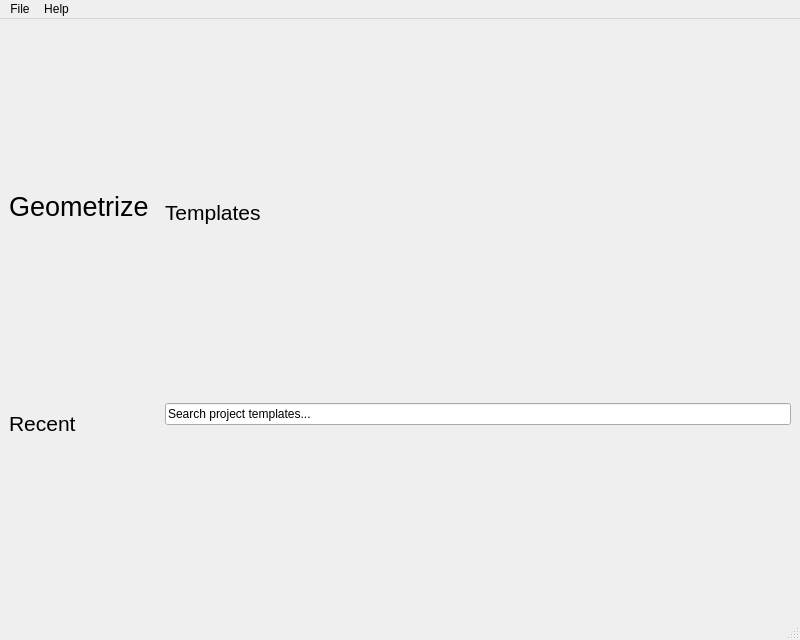
This is Geometrize/dialog/launchwindow.ui in Tw1ddle/geometrize as Qt 5 draws it before an edit. The edited form follows.
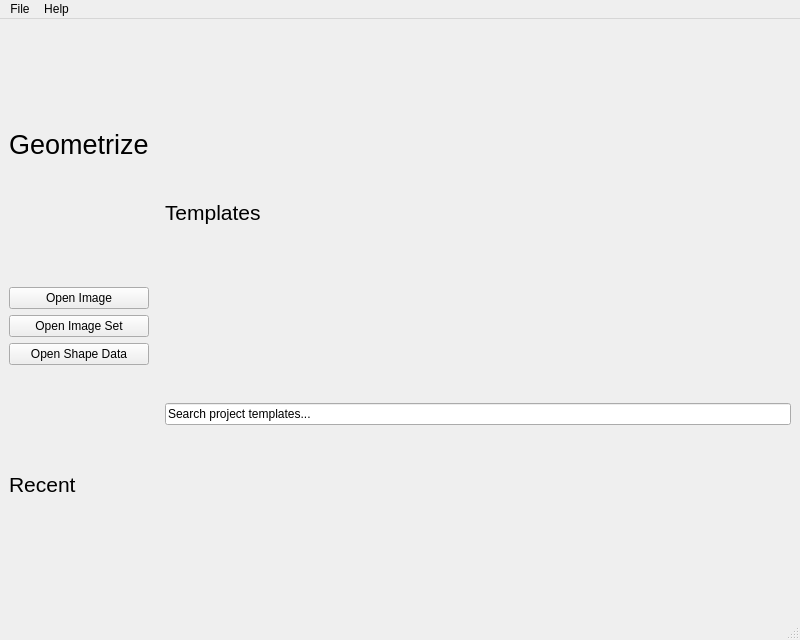
This is the edited form.

Commit message: Start adding recent files history, image file opening

Patch:
```diff
--- a/Geometrize/dialog/launchwindow.ui
+++ b/Geometrize/dialog/launchwindow.ui
@@ -32,7 +32,7 @@
       <item>
        <layout class="QVBoxLayout" name="recentsLayout">
         <item>
-         <widget class="QLabel" name="recentListTitle">
+         <widget class="QLabel" name="geometrizeTitle">
           <property name="sizePolicy">
            <sizepolicy hsizetype="Fixed" vsizetype="Fixed">
             <horstretch>0</horstretch>
@@ -72,10 +72,32 @@
          </spacer>
         </item>
         <item>
-         <layout class="QVBoxLayout" name="verticalLayout"/>
+         <layout class="QVBoxLayout" name="verticalLayout">
+          <item>
+           <widget class="QPushButton" name="openImageButton">
+            <property name="text">
+             <string>Open Image</string>
+            </property>
+           </widget>
+          </item>
+          <item>
+           <widget class="QPushButton" name="openImageSetButton">
+            <property name="text">
+             <string>Open Image Set</string>
+            </property>
+           </widget>
+          </item>
+          <item>
+           <widget class="QPushButton" name="openShapeDataButton">
+            <property name="text">
+             <string>Open Shape Data</string>
+            </property>
+           </widget>
+          </item>
+         </layout>
         </item>
         <item>
-         <widget class="QLabel" name="recentListSub">
+         <widget class="QLabel" name="recentListTitle">
           <property name="sizePolicy">
            <sizepolicy hsizetype="Fixed" vsizetype="Fixed">
             <horstretch>0</horstretch>
```
The commit also changes 7 other files.
